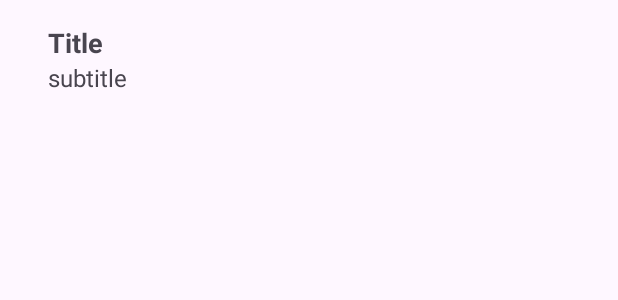
After one commit to Gwizzlyy/AUKLife, an Android app: the layout rvpodcastlist_row.xml on its own in the app's theme, with its tools: preview values and no code run, on a phone screen of 412 x 824 dp. The commit adds this screen. Shown: the top 300 px of the screen. Run offline under Robolectric (Android 15) with nearby library versions, the phone set to English and light mode, and no system bars.

Commit message:
Playlists work only for AUK Talk now

```diff
--- a/app/build.gradle.kts
+++ b/app/build.gradle.kts
@@ -47,6 +47,7 @@ dependencies {
     implementation("com.google.android.material:material:1.11.0")
     implementation("androidx.constraintlayout:constraintlayout:2.1.4")
     implementation("com.google.firebase:firebase-firestore:24.10.3")
+    implementation("androidx.activity:activity:1.8.0")
     testImplementation("junit:junit:4.13.2")
     androidTestImplementation("androidx.test.ext:junit:1.1.5")
     androidTestImplementation("androidx.test.espresso:espresso-core:3.5.1")
--- a/app/src/main/AndroidManifest.xml
+++ b/app/src/main/AndroidManifest.xml
@@ -13,6 +13,9 @@
         android:theme="@style/Theme.MyApplication"
         tools:targetApi="31">
         <activity
+            android:name=".PodcastsActivity"
+            android:exported="false" />
+        <activity
             android:name=".MainActivity"
             android:exported="true"
             android:theme="@style/Theme.MyApp.MySplash">
--- a/app/src/main/java/com/gwizz/myapplication/MainActivity.kt
+++ b/app/src/main/java/com/gwizz/myapplication/MainActivity.kt
@@ -4,7 +4,6 @@ import android.content.Intent
 import android.net.Uri
 import androidx.appcompat.app.AppCompatActivity
 import android.os.Bundle
-import android.view.View
 import android.widget.ImageView
 import androidx.core.splashscreen.SplashScreen.Companion.installSplashScreen
 import androidx.recyclerview.widget.LinearLayoutManager
--- a/app/src/main/java/com/gwizz/myapplication/models/CategoryModel.kt
+++ b/app/src/main/java/com/gwizz/myapplication/models/CategoryModel.kt
@@ -3,7 +3,8 @@ package com.gwizz.myapplication.models
 data class CategoryModel(
     val name : String,
     val coverurl : String,
+    val podcasts : List<String>
 
 ) {
-    constructor() : this("", "")
+    constructor() : this("", "", listOf())
 }
--- a/app/src/main/res/layout/rvcategory_structure.xml
+++ b/app/src/main/res/layout/rvcategory_structure.xml
@@ -11,7 +11,7 @@
     <ImageView
         android:layout_width="160dp"
         android:layout_height="250dp"
-        android:scaleType="fitXY"
+
         android:id="@+id/ivThumbnail"/>
 
     <TextView
--- /dev/null
+++ b/app/src/main/res/layout/rvpodcastlist_row.xml
@@ -0,0 +1,34 @@
+<?xml version="1.0" encoding="utf-8"?>
+<RelativeLayout xmlns:android="http://schemas.android.com/apk/res/android"
+    android:layout_width="match_parent"
+    android:layout_height="wrap_content"
+    xmlns:tools="http://schemas.android.com/tools"
+    android:padding="16dp">
+
+    <LinearLayout
+        android:layout_width="match_parent"
+        android:layout_height="wrap_content"
+        android:orientation="vertical"
+        android:layout_centerVertical="true"
+        android:layout_marginStart="16dp" >
+        <TextView
+            android:layout_width="match_parent"
+            android:layout_height="wrap_content"
+            android:textSize="18sp"
+            android:textStyle="bold"
+            android:id="@+id/tvPodcastTitle"
+            tools:text="Title"/>
+
+        <TextView
+            android:layout_width="match_parent"
+            android:layout_height="wrap_content"
+            android:textSize="16sp"
+            android:id="@+id/tvPodcastSubtitle"
+            tools:text="subtitle"/>
+
+    </LinearLayout>
+
+
+
+
+</RelativeLayout>
```
Also changed, not shown: app/src/main/java/com/gwizz/myapplication/PodcastsActivity.kt (added, +44 -0 lines), app/src/main/java/com/gwizz/myapplication/adapters/CategoryAdapter.kt (+14 -1 lines), app/src/main/java/com/gwizz/myapplication/adapters/PodcastAdapter.kt (added, +42 -0 lines), app/src/main/java/com/gwizz/myapplication/models/PodcastModel.kt (added, +10 -0 lines), app/src/main/res/layout/activity_podcasts.xml (added, +40 -0 lines).
